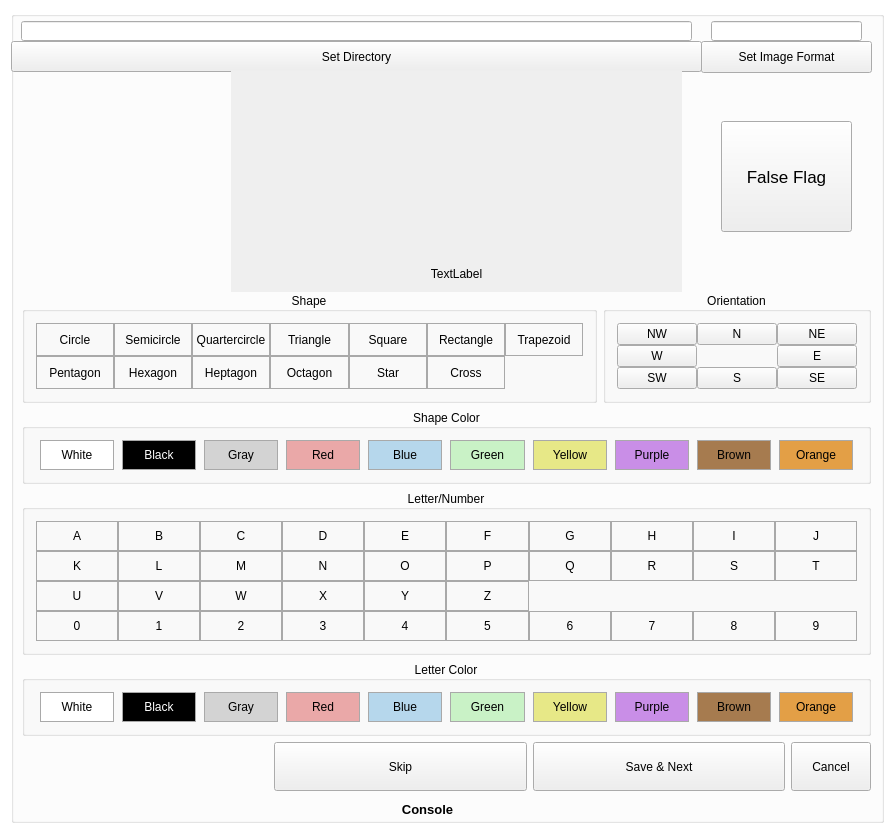
Old version of the form ImageLabeler/imagelabelergui.ui in the repository AZAutonomous/ImageLabeler.
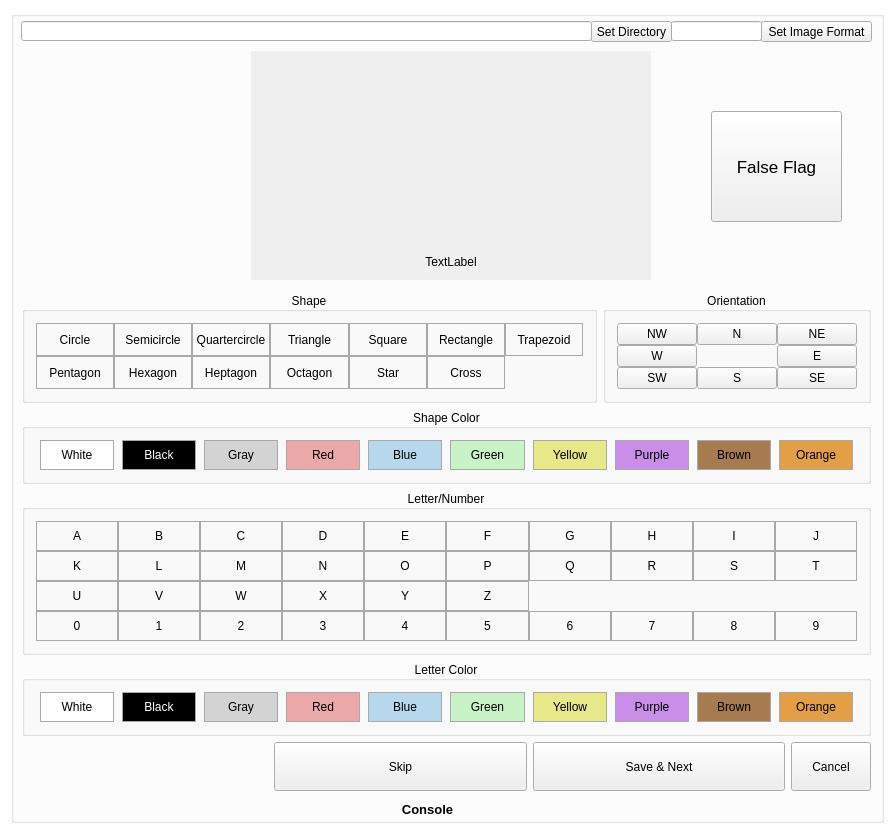
New version of the form.

Commit message: Add Directory is more Natural (click the button). TODO: Add Auto-Resize for Window

Patch:
```diff
--- a/ImageLabeler/imagelabelergui.ui
+++ b/ImageLabeler/imagelabelergui.ui
@@ -57,7 +57,7 @@
         <rect>
          <x>10</x>
          <y>10</y>
-         <width>671</width>
+         <width>571</width>
          <height>20</height>
         </rect>
        </property>
@@ -71,10 +71,10 @@
       <widget class="QPushButton" name="directoryButton">
        <property name="geometry">
         <rect>
-         <x>0</x>
-         <y>30</y>
-         <width>691</width>
-         <height>31</height>
+         <x>580</x>
+         <y>10</y>
+         <width>81</width>
+         <height>21</height>
         </rect>
        </property>
        <property name="text">
@@ -84,9 +84,9 @@
       <widget class="QLineEdit" name="imageFormatEdit">
        <property name="geometry">
         <rect>
-         <x>700</x>
+         <x>660</x>
          <y>10</y>
-         <width>151</width>
+         <width>91</width>
          <height>20</height>
         </rect>
        </property>
@@ -94,10 +94,10 @@
       <widget class="QPushButton" name="formatButton">
        <property name="geometry">
         <rect>
-         <x>690</x>
-         <y>30</y>
-         <width>171</width>
-         <height>32</height>
+         <x>750</x>
+         <y>10</y>
+         <width>111</width>
+         <height>21</height>
         </rect>
        </property>
        <property name="text">
@@ -107,10 +107,10 @@
       <widget class="QFrame" name="imageBox">
        <property name="geometry">
         <rect>
-         <x>220</x>
-         <y>60</y>
-         <width>451</width>
-         <height>221</height>
+         <x>240</x>
+         <y>40</y>
+         <width>400</width>
+         <height>229</height>
         </rect>
        </property>
        <property name="sizePolicy">
@@ -172,8 +172,8 @@
        </property>
        <property name="geometry">
         <rect>
-         <x>710</x>
-         <y>110</y>
+         <x>700</x>
+         <y>100</y>
          <width>131</width>
          <height>111</height>
         </rect>
```
Left out of the diff: 4 changed lines with no effect on the pictures. The commit also changes 3 other files.
